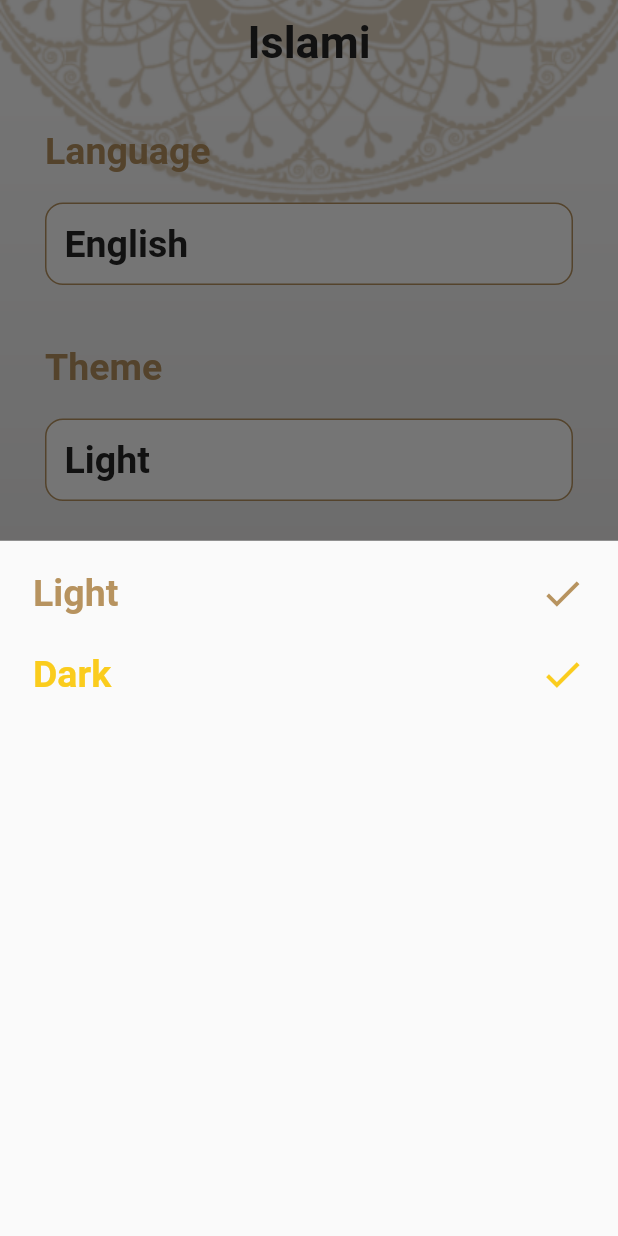
After one commit to mohamedhamouda7897/islami_c7_monday, a Flutter app: the screen it shows after launch, item 5 of the bottom bar chosen, after a tap on "Light", on a phone screen of 412 x 824 dp. The commit adds this screen. Run offline on Flutter 3.47's test engine with Material 2 defaults, Android fonts, the phone set to English and light mode, and no system bars; generated files the repository leaves out were written again.

Commit message:
add provider

```diff
--- a/lib/hadeth_details/hadeth_details.dart
+++ b/lib/hadeth_details/hadeth_details.dart
@@ -29,7 +29,8 @@ class HadethDetailsScreen extends StatelessWidget {
                 borderRadius: BorderRadius.only(
                     topLeft: Radius.circular(25),
                     bottomRight: Radius.circular(25)),
-                border: Border.all(color: MyThemeData.colorGold, width: 3)),
+                border: Border.all(
+                    color: Theme.of(context).colorScheme.primary, width: 3)),
             child: ListView.builder(
                 itemCount: args.content.length,
                 itemBuilder: (c, index) {
--- a/lib/home_screen/home.dart
+++ b/lib/home_screen/home.dart
@@ -4,7 +4,9 @@ import 'package:islami_c7_mon/home_screen/radio.dart';
 import 'package:islami_c7_mon/home_screen/sebha.dart';
 import 'package:islami_c7_mon/my_theme.dart';
 import 'package:flutter_gen/gen_l10n/app_localizations.dart';
+import 'package:islami_c7_mon/providers/my_provider.dart';
 import 'package:islami_c7_mon/settings/settings.dart';
+import 'package:provider/provider.dart';
 import 'ahadeth.dart';
 
 class HomeScreen extends StatefulWidget {
@@ -19,10 +21,13 @@ class _HomeScreenState extends State<HomeScreen> {
 
   @override
   Widget build(BuildContext context) {
+    var provider = Provider.of<MyProvider>(context);
     return Stack(
       children: [
         Image.asset(
-          'assets/images/main_background.png',
+          provider.mode == ThemeMode.light
+              ? 'assets/images/main_background.png'
+              : "assets/images/bg.png",
           width: double.infinity,
           fit: BoxFit.cover,
         ),
@@ -35,6 +40,7 @@ class _HomeScreenState extends State<HomeScreen> {
           ),
           bottomNavigationBar: BottomNavigationBar(
             currentIndex: currentIndex,
+            type: BottomNavigationBarType.shifting,
             onTap: (index) {
               currentIndex = index;
               setState(() {});
@@ -44,28 +50,38 @@ class _HomeScreenState extends State<HomeScreen> {
                   icon: ImageIcon(AssetImage('assets/images/quran.png'),
                       size: 30),
                   label: 'Quran',
-                  backgroundColor: MyThemeData.colorGold),
+                  backgroundColor: provider.mode == ThemeMode.light
+                      ? MyThemeData.colorGold
+                      : MyThemeData.darkPrimary),
               BottomNavigationBarItem(
                   icon: ImageIcon(
                     AssetImage('assets/images/sebha.png'),
                     size: 30,
                   ),
                   label: 'Sebha',
-                  backgroundColor: MyThemeData.colorGold),
+                  backgroundColor: provider.mode == ThemeMode.light
+                      ? MyThemeData.colorGold
+                      : MyThemeData.darkPrimary),
               BottomNavigationBarItem(
                   icon: ImageIcon(AssetImage('assets/images/radio.png'),
                       size: 30),
                   label: 'Radio',
-                  backgroundColor: MyThemeData.colorGold),
+                  backgroundColor: provider.mode == ThemeMode.light
+                      ? MyThemeData.colorGold
+                      : MyThemeData.darkPrimary),
               BottomNavigationBarItem(
                   icon: ImageIcon(AssetImage('assets/images/ahadeth.png'),
                       size: 30),
                   label: 'Ahadeth',
-                  backgroundColor: MyThemeData.colorGold),
+                  backgroundColor: provider.mode == ThemeMode.light
+                      ? MyThemeData.colorGold
+                      : MyThemeData.darkPrimary),
               BottomNavigationBarItem(
                   icon: Icon(Icons.settings),
                   label: 'Settings',
-                  backgroundColor: MyThemeData.colorGold),
+                  backgroundColor: provider.mode == ThemeMode.light
+                      ? MyThemeData.colorGold
+                      : MyThemeData.darkPrimary),
             ],
           ),
           body: tabs[currentIndex],
--- a/lib/main.dart
+++ b/lib/main.dart
@@ -1,7 +1,6 @@
 import 'package:flutter/material.dart';
 import 'package:islami_c7_mon/home_screen/home.dart';
 import 'package:islami_c7_mon/providers/my_provider.dart';
-import 'package:islami_c7_mon/providers/sura_proivder.dart';
 import 'package:islami_c7_mon/sura_details/sura_details.dart';
 import 'package:flutter_localizations/flutter_localizations.dart';
 import 'package:provider/provider.dart';
@@ -10,10 +9,8 @@ import 'package:flutter_gen/gen_l10n/app_localizations.dart';
 import 'my_theme.dart';
 
 void main() {
-  runApp(MultiProvider(providers: [
-    ChangeNotifierProvider(create: (context) => MyProvider()),
-    ChangeNotifierProvider(create: (context) => SuraProvider()),
-  ], child: MyApplication()));
+  runApp(ChangeNotifierProvider(
+      create: (context) => MyProvider(), child: MyApplication()));
 }
 
 class MyApplication extends StatelessWidget {
@@ -38,7 +35,7 @@ class MyApplication extends StatelessWidget {
       },
       theme: MyThemeData.lightTheme,
       darkTheme: MyThemeData.darkTheme,
-      themeMode: ThemeMode.light,
+      themeMode: provider.mode,
     );
   }
 }
--- a/lib/my_theme.dart
+++ b/lib/my_theme.dart
@@ -3,8 +3,23 @@ import 'package:flutter/material.dart';
 class MyThemeData {
   static const Color colorBlack = Color.fromRGBO(36, 36, 36, 1.0);
   static const Color colorGold = Color.fromRGBO(183, 147, 95, 1.0);
+  static const Color darkPrimary = Color.fromRGBO(20, 26, 46, 1.0);
+  static const Color yellowColor = Color.fromRGBO(250, 204, 29, 1.0);
   static ThemeData lightTheme = ThemeData(
-    scaffoldBackgroundColor: Colors.transparent,
+      primaryColor: colorGold,
+      scaffoldBackgroundColor: Colors.transparent,
+      colorScheme: ColorScheme(
+          brightness: Brightness.light,
+          primary: colorGold,
+          onPrimary: Colors.white,
+          secondary: colorBlack,
+          onSecondary: Colors.white,
+          error: Colors.red,
+          onError: Colors.white,
+          background: Colors.transparent,
+          onBackground: colorBlack,
+          surface: Colors.grey,
+          onSurface: Colors.white),
       appBarTheme: AppBarTheme(
           backgroundColor: Colors.transparent,
           elevation: 0.0,
@@ -22,13 +37,33 @@ class MyThemeData {
           unselectedItemColor: Colors.white));
 
   static ThemeData darkTheme = ThemeData(
+      primaryColor: darkPrimary,
       scaffoldBackgroundColor: Colors.transparent,
+      colorScheme: ColorScheme(
+          brightness: Brightness.dark,
+          primary: darkPrimary,
+          onPrimary: Colors.white,
+          secondary: yellowColor,
+          onSecondary: Colors.white,
+          error: Colors.red,
+          onError: Colors.white,
+          background: Colors.transparent,
+          onBackground: yellowColor,
+          surface: Colors.grey,
+          onSurface: Colors.white),
       appBarTheme: AppBarTheme(
           backgroundColor: Colors.transparent,
           elevation: 0.0,
-          centerTitle: true),
+          centerTitle: true,
+          iconTheme: IconThemeData(color: Colors.white)),
       textTheme: TextTheme(
-          headline1: TextStyle(
-        fontSize: 30,
-      )));
+        headline1: TextStyle(
+            fontSize: 30, fontWeight: FontWeight.bold, color: Colors.white),
+        subtitle1: TextStyle(
+            fontSize: 25, fontWeight: FontWeight.bold, color: yellowColor),
+      ),
+      bottomNavigationBarTheme: BottomNavigationBarThemeData(
+          backgroundColor: darkPrimary,
+          selectedItemColor: yellowColor,
+          unselectedItemColor: Colors.white));
 }
--- a/lib/providers/my_provider.dart
+++ b/lib/providers/my_provider.dart
@@ -2,9 +2,16 @@ import 'package:flutter/material.dart';
 
 class MyProvider extends ChangeNotifier {
   String languageCode = 'en';
+  ThemeMode mode = ThemeMode.light;
 
   void changeLanguage(String language) {
     languageCode = language;
     notifyListeners();
   }
+
+  void changeTheme(ThemeMode themeMode) {
+    mode = themeMode;
+
+    notifyListeners();
+  }
 }
--- a/lib/providers/sura_proivder.dart
+++ b/lib/providers/sura_details_provider.dart
@@ -1,7 +1,7 @@
 import 'package:flutter/material.dart';
 import 'package:flutter/services.dart';
 
-class SuraProvider extends ChangeNotifier {
+class SuraDetailsProvider extends ChangeNotifier {
   List<String> verses = [];
 
   void loadFile(int index) async {
--- a/lib/settings/settings.dart
+++ b/lib/settings/settings.dart
@@ -1,5 +1,6 @@
 import 'package:flutter/material.dart';
 import 'package:islami_c7_mon/my_theme.dart';
+import 'package:islami_c7_mon/settings/theme_bottom_sheet.dart';
 import 'package:provider/provider.dart';
 
 import '../providers/my_provider.dart';
@@ -54,7 +55,11 @@ class SettingsScreen extends StatelessWidget {
           SizedBox(
             height: 20,
           ),
-          Container(
+          InkWell(
+            onTap: () {
+              showThemeBottomSheet(context);
+            },
+            child: Container(
               padding: EdgeInsets.all(12),
               width: double.infinity,
               decoration: BoxDecoration(
@@ -62,16 +67,25 @@ class SettingsScreen extends StatelessWidget {
                   borderRadius: BorderRadius.circular(12),
                   border: Border.all(color: MyThemeData.colorGold)),
               child: Text(
-              'Light',
+                pro.mode == ThemeMode.light ? 'Light' : "Dark",
                 style: Theme.of(context)
                     .textTheme
                     .subtitle1!
                     .copyWith(color: MyThemeData.colorBlack),
               ),
+            ),
           )
         ],
       ),
     );
+  }
+
+  void showThemeBottomSheet(BuildContext context) {
+    showModalBottomSheet(
+        context: context,
+        builder: (context) {
+          return ThemeBottomSheet();
+        });
   }
 
   void showLanguageBottomSheet(BuildContext context) {
--- /dev/null
+++ b/lib/settings/theme_bottom_sheet.dart
@@ -0,0 +1,70 @@
+import 'package:flutter/material.dart';
+import 'package:islami_c7_mon/my_theme.dart';
+import 'package:islami_c7_mon/providers/my_provider.dart';
+import 'package:provider/provider.dart';
+
+class ThemeBottomSheet extends StatelessWidget {
+  const ThemeBottomSheet({Key? key}) : super(key: key);
+
+  @override
+  Widget build(BuildContext context) {
+    var provider = Provider.of<MyProvider>(context);
+    return Container(
+      margin: EdgeInsets.symmetric(horizontal: 10, vertical: 8),
+      child: Column(
+        children: [
+          InkWell(
+            onTap: () {
+              provider.changeTheme(ThemeMode.light);
+            },
+            child: Padding(
+              padding: const EdgeInsets.all(12.0),
+              child: Row(
+                children: [
+                  Text(
+                    'Light',
+                    style: Theme.of(context).textTheme.subtitle1!.copyWith(
+                        color: provider.mode == ThemeMode.light
+                            ? MyThemeData.colorGold
+                            : MyThemeData.yellowColor),
+                  ),
+                  Spacer(),
+                  Icon(Icons.done,
+                      size: 30,
+                      color: provider.mode == ThemeMode.light
+                          ? MyThemeData.colorGold
+                          : MyThemeData.yellowColor)
+                ],
+              ),
+            ),
+          ),
+          InkWell(
+            onTap: () {
+              provider.changeTheme(ThemeMode.dark);
+            },
+            child: Padding(
+              padding: const EdgeInsets.all(12.0),
+              child: Row(
+                children: [
+                  Text(
+                    'Dark',
+                    style: Theme.of(context).textTheme.subtitle1!.copyWith(
+                        color: provider.mode == ThemeMode.dark
+                            ? MyThemeData.colorGold
+                            : MyThemeData.yellowColor),
+                  ),
+                  Spacer(),
+                  Icon(Icons.done,
+                      size: 30,
+                      color: provider.mode == ThemeMode.dark
+                          ? MyThemeData.colorGold
+                          : MyThemeData.yellowColor)
+                ],
+              ),
+            ),
+          ),
+        ],
+      ),
+    );
+  }
+}
```
Also changed, not shown: lib/home_screen/ahadeth.dart (+12 -30 lines), lib/providers/hadeth_provider.dart (added, +28 -0 lines), lib/sura_details/sura_details.dart (+11 -7 lines), assets/images/2.0x/bg@2x.png (added), assets/images/3.0x/bg@3x.png (added), assets/images/bg.png (added). Lines whose indentation alone changed are shown as unchanged.
